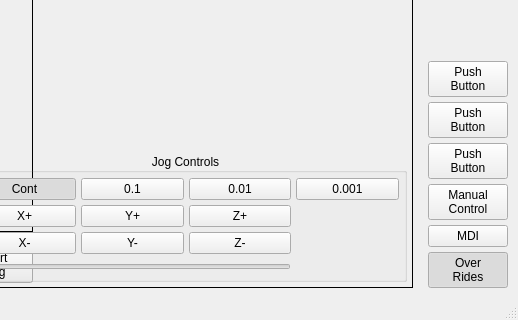
First picture: the form in mill_touch_v6/ui/mainwindow.ui, repository jethornton/mill_touch_v6, before the edit; both pictures show x 762 to 1280 and y 448 to 768 of the 1280 by 768 pixel window.
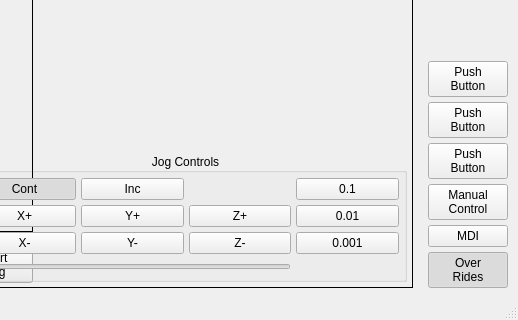
Second picture: the form after the edit. The open tabs and pages were chosen to show the change. Custom widgets are drawn as their Qt base class.

Commit message: moving stuff around

What changed in the file:
```diff
--- a/mill_touch_v6/ui/mainwindow.ui
+++ b/mill_touch_v6/ui/mainwindow.ui
@@ -2045,36 +2045,9 @@
                 <property name="checked">
                  <bool>true</bool>
                 </property>
-               </widget>
-              </item>
-              <item row="0" column="1">
-               <widget class="ActionButton" name="actionbutton_18">
-                <property name="text">
-                 <string>0.1</string>
-                </property>
-                <property name="checkable">
-                 <bool>true</bool>
-                </property>
-               </widget>
-              </item>
-              <item row="0" column="2">
-               <widget class="ActionButton" name="actionbutton_15">
-                <property name="text">
-                 <string>0.01</string>
-                </property>
-                <property name="checkable">
-                 <bool>true</bool>
-                </property>
-               </widget>
-              </item>
-              <item row="0" column="3">
-               <widget class="ActionButton" name="actionbutton_17">
-                <property name="text">
-                 <string>0.001</string>
-                </property>
-                <property name="checkable">
-                 <bool>true</bool>
-                </property>
+                <attribute name="buttonGroup">
+                 <string notr="true">jogBtnGroup</string>
+                </attribute>
                </widget>
               </item>
               <item row="3" column="0" colspan="3">
@@ -2100,6 +2073,61 @@
                 </property>
                </widget>
               </item>
+              <item row="2" column="3">
+               <widget class="ActionButton" name="actionbutton_17">
+                <property name="text">
+                 <string>0.001</string>
+                </property>
+                <property name="checkable">
+                 <bool>true</bool>
+                </property>
+                <attribute name="buttonGroup">
+                 <string notr="true">jogBtnGroup</string>
+                </attribute>
+               </widget>
+              </item>
+              <item row="1" column="3">
+               <widget class="ActionButton" name="actionbutton_15">
+                <property name="text">
+                 <string>0.01</string>
+                </property>
+                <property name="checkable">
+                 <bool>true</bool>
+                </property>
+                <attribute name="buttonGroup">
+                 <string notr="true">jogBtnGroup</string>
+                </attribute>
+               </widget>
+              </item>
+              <item row="0" column="3">
+               <widget class="ActionButton" name="actionbutton_18">
+                <property name="text">
+                 <string>0.1</string>
+                </property>
+                <property name="checkable">
+                 <bool>true</bool>
+                </property>
+                <attribute name="buttonGroup">
+                 <string notr="true">jogBtnGroup</string>
+                </attribute>
+               </widget>
+              </item>
+              <item row="0" column="1">
+               <widget class="ActionButton" name="actionbutton_19">
+                <property name="text">
+                 <string>Inc</string>
+                </property>
+                <property name="checkable">
+                 <bool>true</bool>
+                </property>
+                <property name="actionName" stdset="0">
+                 <string>machine.jog-mode.incremental</string>
+                </property>
+                <attribute name="buttonGroup">
+                 <string notr="true">jogBtnGroup</string>
+                </attribute>
+               </widget>
+              </item>
              </layout>
             </widget>
            </item>
```
